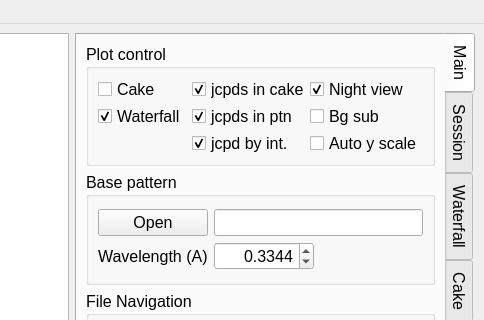
First picture: the form in ui/pkpo-v.ui, repository SHDShim/PeakPo, before the edit; both pictures show x 553 to 1037 and y 0 to 320 of the 1037 by 708 pixel window.
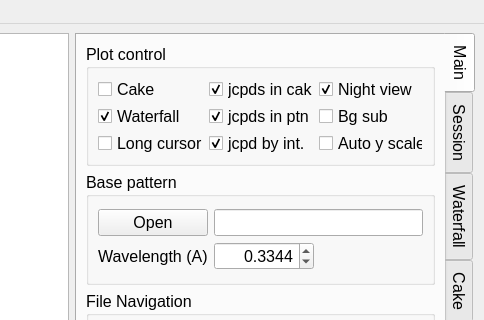
Second picture: the form after the edit. Custom widgets are drawn as their Qt base class.

The edit to the form file:
```diff
--- a/ui/pkpo-v.ui
+++ b/ui/pkpo-v.ui
@@ -241,6 +241,16 @@
              </property>
             </widget>
            </item>
+           <item row="2" column="0">
+            <widget class="QCheckBox" name="checkBox_LongCursor">
+             <property name="text">
+              <string>Long cursor</string>
+             </property>
+             <property name="checked">
+              <bool>false</bool>
+             </property>
+            </widget>
+           </item>
           </layout>
          </widget>
         </item>
```
